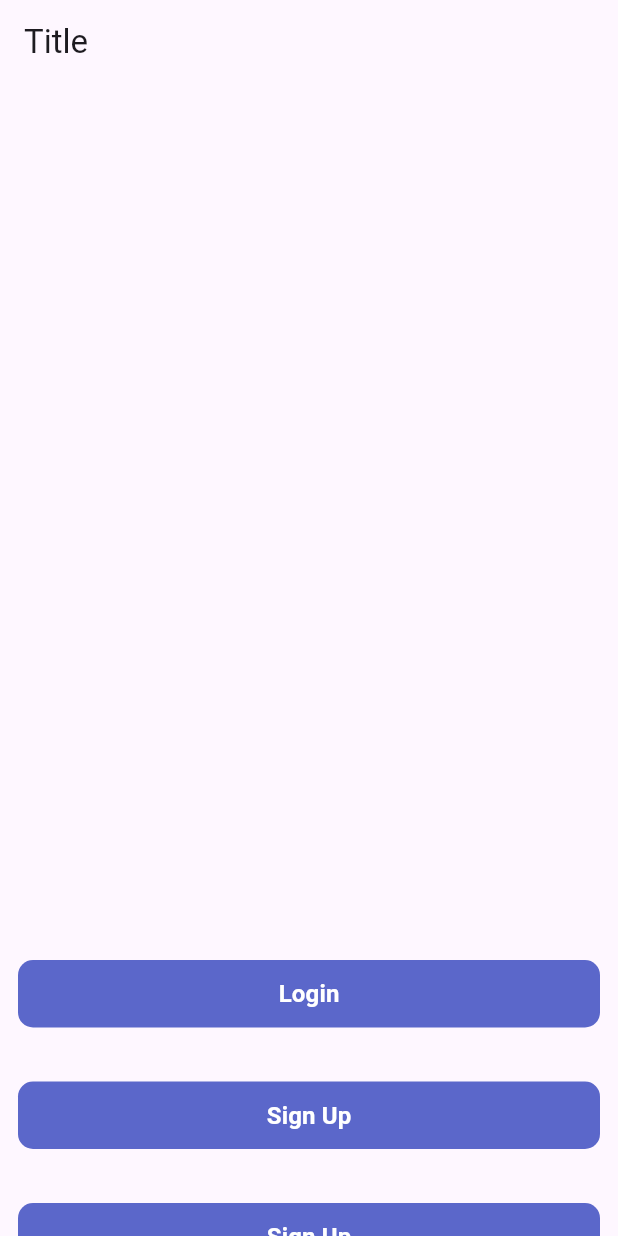
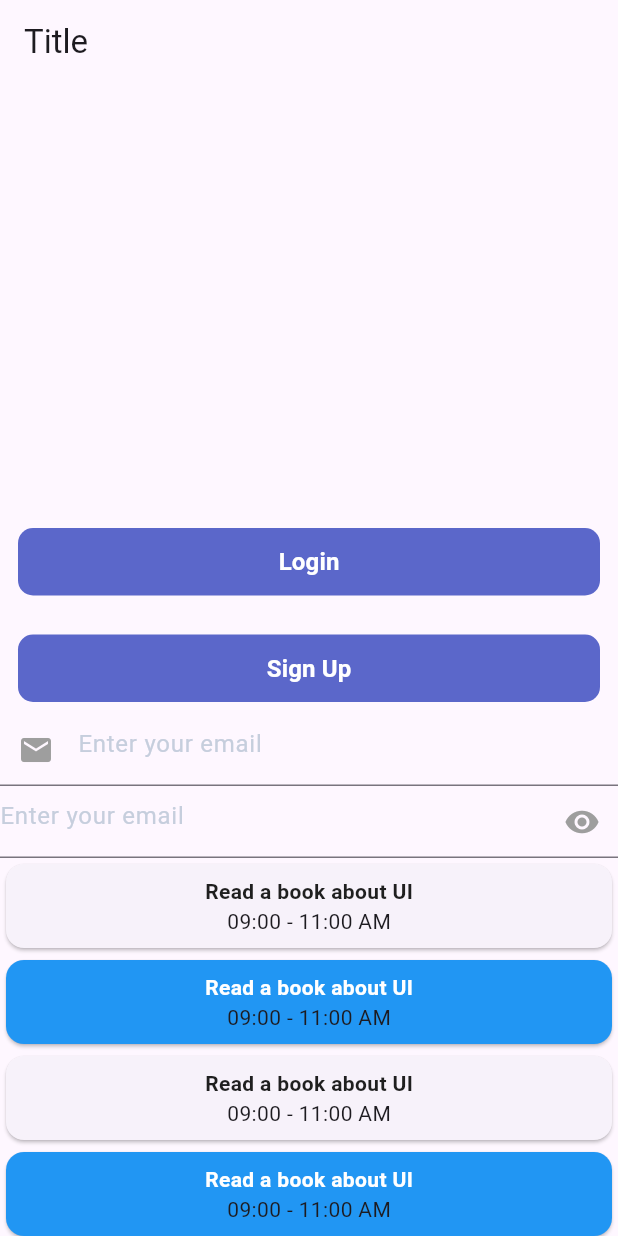
Before and after one commit to maheshmobileApp/flutter_tutorila_april, a Flutter app: the screen it shows after launch, on a phone screen of 412 x 824 dp. Run offline on Flutter 3.47's test engine with Material 3 defaults, Android fonts, the phone set to English and light mode, and no system bars; our stand-ins replace dio.

Commit message:
created textfield and event card widget

```diff
--- a/lib/ui/core/ui/widgets/button_widget.dart
+++ b/lib/ui/core/ui/widgets/button_widget.dart
@@ -1,4 +1,5 @@
 import 'package:flutter/material.dart';
+import 'package:flutter_tutorial_april/utils/constants/appcolors/app_colors.dart';
 
 class ButtonWidget extends StatelessWidget {
   const ButtonWidget({super.key, required this.title, required this.onPressed,this.color});
@@ -15,7 +16,7 @@ class ButtonWidget extends StatelessWidget {
             height: 45,
             alignment: Alignment.center,
             decoration: BoxDecoration(
-                color: const Color(0xFF5B67CA),
+                color: AppColors.primaryColor,
                 borderRadius: BorderRadius.circular(10)),
             child: Text(
               title,
--- /dev/null
+++ b/lib/ui/core/ui/widgets/event_card_widget.dart
@@ -0,0 +1,37 @@
+import 'package:flutter/material.dart';
+import 'package:flutter_tutorial_april/utils/constants/appcolors/app_colors.dart';
+
+class EventCardWidget extends StatelessWidget {
+  const EventCardWidget(
+      {super.key,
+      required this.title,
+      required this.timings,
+      this.backgroundColor});
+  final String title;
+  final String timings;
+  final Color? backgroundColor;
+  @override
+  Widget build(BuildContext context) {
+    return SizedBox(
+      width: double.infinity,
+      child: Card(
+        color: backgroundColor,
+        child: Padding(
+          padding: const EdgeInsets.all(8.0),
+          child: Column(children: [
+            Text(
+              title,
+              style: TextStyle(
+                fontWeight: FontWeight.w600,
+                fontSize: 14,
+                  color: backgroundColor != null
+                      ? AppColors.eventUnselectedColor
+                      : AppColors.textColor),
+            ),
+            Text(timings)
+          ]),
+        ),
+      ),
+    );
+  }
+}
--- a/lib/ui/core/ui/widgets/input_text_widget.dart
+++ b/lib/ui/core/ui/widgets/input_text_widget.dart
@@ -0,0 +1,41 @@
+import 'package:flutter/material.dart';
+import 'package:flutter_tutorial_april/utils/constants/appcolors/app_colors.dart';
+
+class InputTextWidget extends StatelessWidget {
+  const InputTextWidget(
+      {super.key,
+      required this.hintTex,
+      required this.controller,
+      this.textInputType = TextInputType.text,
+      this.validator,
+      this.suffixIcon,
+      this.prefixIcon});
+
+  final String hintTex;
+  final TextInputType? textInputType;
+  final TextEditingController? controller;
+  final String? Function(String?)? validator;
+  final Widget? suffixIcon;
+  final Widget? prefixIcon;
+
+  @override
+  Widget build(BuildContext context) {
+    return TextFormField(
+      controller: controller,
+      keyboardType: textInputType,
+      validator: validator,
+      decoration: InputDecoration(
+        prefixIcon: prefixIcon,
+        suffixIcon: suffixIcon,
+        hintText: hintTex,
+        hintStyle: const TextStyle(
+          color: AppColors.hintTextColor,
+          fontSize: 16,
+          fontWeight: FontWeight.w400,
+        ),
+      ),
+    );
+  }
+}
+
+//C6CEDD
--- a/lib/ui/welcome/widgets/welcome_screen.dart
+++ b/lib/ui/welcome/widgets/welcome_screen.dart
@@ -1,6 +1,8 @@
 
 import 'package:flutter/material.dart';
 import 'package:flutter_tutorial_april/ui/core/ui/widgets/button_widget.dart';
+import 'package:flutter_tutorial_april/ui/core/ui/widgets/event_card_widget.dart';
+import 'package:flutter_tutorial_april/ui/core/ui/widgets/input_text_widget.dart';
 
 class WelcomeScreen extends StatefulWidget {
   const WelcomeScreen({super.key}) ;
@@ -22,23 +24,47 @@ class _WelcomeScreenState extends State<WelcomeScreen> {
           Expanded(
             flex: 6,
             child: Container()),
-             Expanded(flex: 2, child: Container(
+        Expanded(
+            flex: 10,
+            child: Container(
               child: Column(
                 children: [
                   ButtonWidget(title: 'Login',
-
-                   onPressed: (){}),
-                  const SizedBox(height: 20,),
-                   ButtonWidget(title: 'Sign Up', onPressed: () {}),
-                        const SizedBox(
-                    height: 20,
+                   onPressed: () {}),
+                  const SizedBox(
+                    height: 10,
                   ),
-                  ButtonWidget(title: 'Sign Up', onPressed: () {})
-
+                  ButtonWidget(title: 'Sign Up', onPressed: () {}),
+                  InputTextWidget(
+                    hintTex: 'Enter your email',
+                    controller: TextEditingController(),
+                    textInputType: TextInputType.emailAddress,
+                    prefixIcon: const Icon(Icons.email, color: Colors.grey),
+                  ),
+                  InputTextWidget(
+                    hintTex: 'Enter your email',
+                    controller: TextEditingController(),
+                    textInputType: TextInputType.emailAddress,
+                    suffixIcon:
+                        const Icon(Icons.visibility, color: Colors.grey),
+                  ),
+                  const EventCardWidget(
+                      title: 'Read a book about UI',
+                      timings: '09:00 - 11:00 AM'),
+                  const EventCardWidget(
+                      backgroundColor: Colors.blue,
+                      title: 'Read a book about UI',
+                      timings: '09:00 - 11:00 AM'),
+                  const EventCardWidget(
+                      title: 'Read a book about UI',
+                      timings: '09:00 - 11:00 AM'),
+                  const EventCardWidget(
+                      backgroundColor: Colors.blue,
+                      title: 'Read a book about UI',
+                      timings: '09:00 - 11:00 AM')
                 ],
               ),
-             ))
-
+            ))
         ]
       ),
     );
--- /dev/null
+++ b/lib/utils/constants/appcolors/app_colors.dart
@@ -0,0 +1,11 @@
+
+import 'package:flutter/material.dart';
+
+class AppColors {
+  static const Color primaryColor = Color(0xFF5B67CA);
+  static const Color hintTextColor = Color(0xFFC6CEDD);
+  static const Color textColor = Color(0xFF1F1F1F);
+  static const Color eventSelectedColor = Color(0xFF5B67CA);
+  static const Color eventUnselectedColor = Colors.white;
+
+}
```
